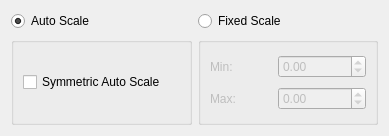
This is src/Interface/Modules/Visualization/RescaleColorMap.ui in SCIInstitute/SCIRun as Qt 5 draws it before an edit. The edited form follows.
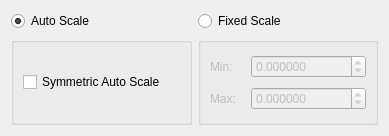
This is the edited form.

```diff
--- a/src/Interface/Modules/Visualization/RescaleColorMap.ui
+++ b/src/Interface/Modules/Visualization/RescaleColorMap.ui
@@ -75,6 +75,9 @@
       </item>
       <item row="1" column="1">
        <widget class="QDoubleSpinBox" name="minSpinBox_">
+        <property name="decimals">
+         <number>6</number>
+        </property>
         <property name="minimum">
          <double>-999999999.000000000000000</double>
         </property>
@@ -92,6 +95,9 @@
       </item>
       <item row="2" column="1">
        <widget class="QDoubleSpinBox" name="maxSpinBox_">
+        <property name="decimals">
+         <number>6</number>
+        </property>
         <property name="minimum">
          <double>-999999999.000000000000000</double>
         </property>
```
